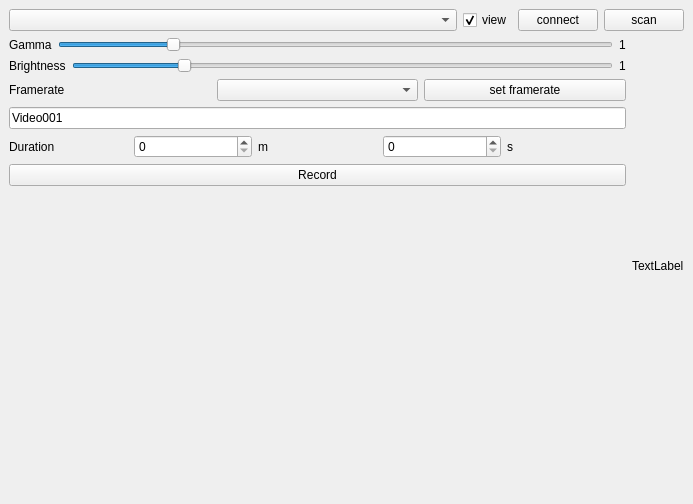
Before: the Qt Designer form qt5_camera/ui/camera_controls.ui in DanielDondorp/qt5_camera, drawn with Qt 5.
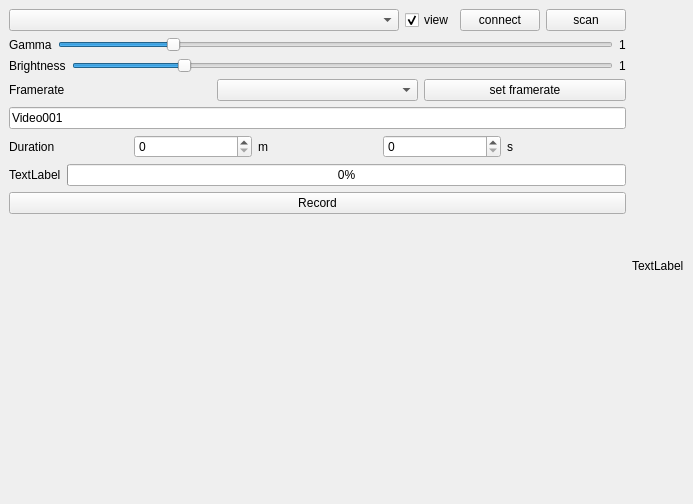
After: the same form once the commit is applied.

```diff
--- a/qt5_camera/ui/camera_controls.ui
+++ b/qt5_camera/ui/camera_controls.ui
@@ -12,7 +12,7 @@
   </property>
   <widget class="QWidget" name="dockWidgetContents">
    <layout class="QGridLayout" name="gridLayout">
-    <item row="0" column="0" colspan="2">
+    <item row="0" column="0">
      <layout class="QHBoxLayout" name="horizontalLayout_3">
       <item>
        <widget class="QComboBox" name="comboBoxCameras">
@@ -197,6 +197,24 @@
         </item>
        </layout>
       </item>
+      <item>
+       <layout class="QHBoxLayout" name="horizontalLayoutProgress">
+        <item>
+         <widget class="QLabel" name="labelProgress">
+          <property name="text">
+           <string>TextLabel</string>
+          </property>
+         </widget>
+        </item>
+        <item>
+         <widget class="QProgressBar" name="progressBarWritingProgress">
+          <property name="value">
+           <number>0</number>
+          </property>
+         </widget>
+        </item>
+       </layout>
+      </item>
       <item>
        <widget class="QPushButton" name="buttonRecord">
         <property name="text">
```
